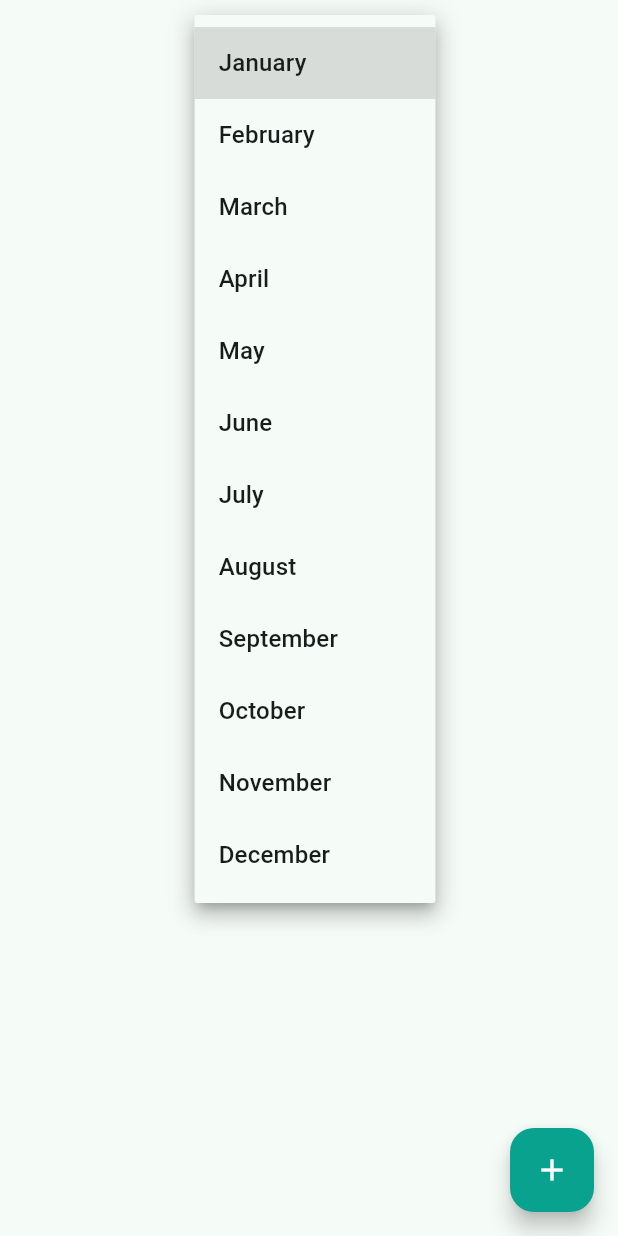
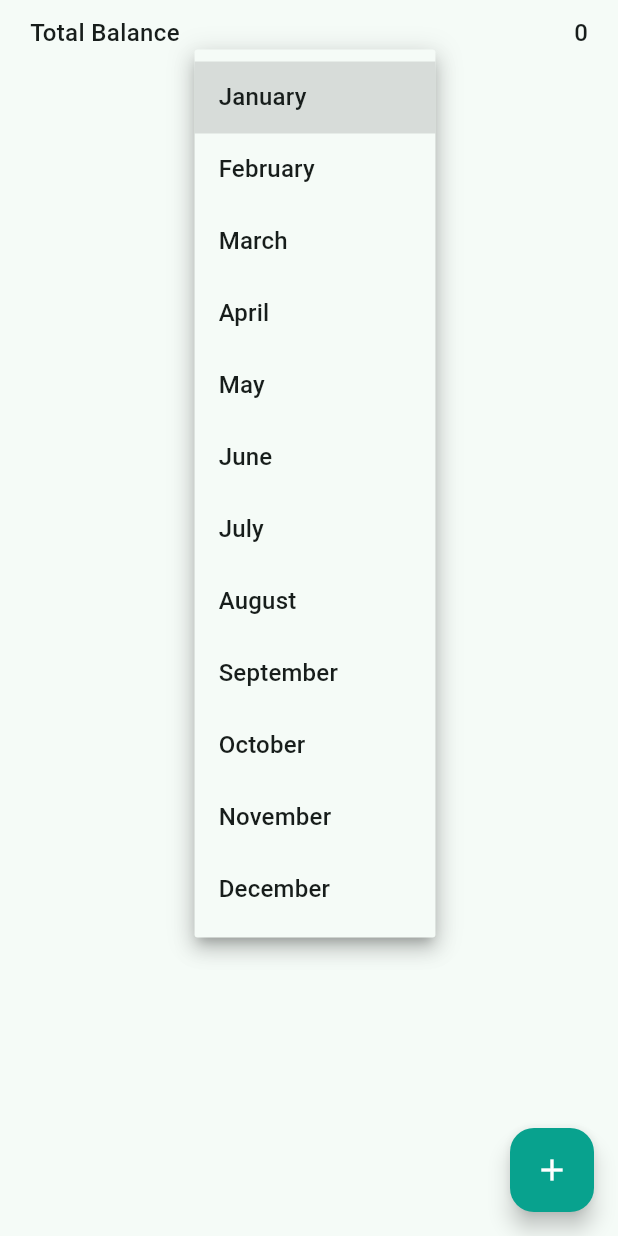
Before and after one commit to shabbirrajput/Expense-Tracker-Flutter, a Flutter app: the TabDashboard screen opened directly, after a tap on "Select Month", on a phone screen of 412 x 824 dp. Run offline on Flutter 3.47's test engine with Material 2 defaults, Android fonts, the phone set to English and light mode, and no system bars; our stand-ins replace firebase_auth, firebase_core, fluttertoast, pie_chart, shared_preferences, sqflite; accounts and stored records are empty.

Commit message:
Total Amount In Tab Dashboard ---> Done

```diff
--- a/lib/core/app_string.dart
+++ b/lib/core/app_string.dart
@@ -62,4 +62,6 @@ class AppString {
   static const textPaymentMethod = 'PaymentMethod :';
   static const textStatus = 'Status :';
   static const textNotes = 'Note :';
+  static const textCheque = 'Cheque';
+  static const textTotalBalance = 'Total Balance';
 }
--- a/lib/screens/dashboard/tabs/tab_dashboard.dart
+++ b/lib/screens/dashboard/tabs/tab_dashboard.dart
@@ -20,6 +20,8 @@ class TabDashboard extends StatefulWidget {
 class _TabDashboardState extends State<TabDashboard> {
   late DbHelper dbHelper;
   List<AddDataModel> mAddDataModel = [];
+  dynamic totalIncome = 0;
+  dynamic totalExpense = 0;
 
   String dropDownValue = '';
   Map<String, double> dataMap = {};
@@ -45,10 +47,23 @@ class _TabDashboardState extends State<TabDashboard> {
     setState(() {});
     for (int i = 0; i < mAddDataModel.length; i++) {
       Map<String, double> tempDataMap = {
+        if (mAddDataModel[i].type! == AppString.textExpense)
           mAddDataModel[i].category!: 10,
       };
       dataMap.addAll(tempDataMap);
+      if (mAddDataModel[i].type == AppString.textIncome) {
+        setState(() {
+          totalIncome = totalIncome + mAddDataModel[i].amount!;
+        });
+        debugPrint('totalIncome = ${totalIncome + mAddDataModel[i].amount!}');
+      } else {
+        totalExpense = totalExpense + mAddDataModel[i].amount!;
       }
+    }
+    /*  for (int i = 0; i < mAddDataModel.length; i++) {
+      print('object');
+
+    }*/
   }
 
   removeData(int index) async {
@@ -79,36 +94,6 @@ class _TabDashboardState extends State<TabDashboard> {
           color: AppColors.colorWhite,
         ),
       ),
-/*      bottomNavigationBar: BottomAppBar(
-        child: Row(
-          mainAxisAlignment: MainAxisAlignment.end,
-          children: [
-            Padding(
-              padding: const EdgeInsets.only(
-                  right: Dimens.margin10, bottom: Dimens.margin10),
-              child: ElevatedButton(
-                onPressed: () {
-                  Navigator.push(
-                      context,
-                      MaterialPageRoute(
-                          builder: (context) => ScreenAddData(
-                                onAddData: () {
-                                  initData();
-                                },
-                              )));
-                },
-                style: ElevatedButton.styleFrom(
-                  shape: const CircleBorder(),
-                  padding: const EdgeInsets.all(Dimens.margin20),
-                  backgroundColor: AppColors.colorPrimary,
-                  foregroundColor: AppColors.colorWhite,
-                ),
-                child: const Icon(Icons.add, color: AppColors.colorWhite),
-              ),
-            ),
-          ],
-        ),
-      ),*/
       body: SingleChildScrollView(
         child: Padding(
           padding: const EdgeInsets.symmetric(horizontal: Dimens.margin20),
@@ -116,6 +101,23 @@ class _TabDashboardState extends State<TabDashboard> {
             children: [
               const SizedBox(
                 height: Dimens.margin10,
+              ),
+              Row(
+                mainAxisAlignment: MainAxisAlignment.spaceBetween,
+                children: [
+                  const Text(
+                    AppString.textTotalBalance,
+                    style: TextStyle(
+                        fontWeight: FontWeight.w500,
+                        fontSize: Dimens.textSize16),
+                  ),
+                  Text(
+                    "${totalIncome - totalExpense}",
+                    style: const TextStyle(
+                        fontWeight: FontWeight.w500,
+                        fontSize: Dimens.textSize16),
+                  ),
+                ],
               ),
               Row(
                 mainAxisAlignment: MainAxisAlignment.center,
@@ -273,6 +275,7 @@ class _TabDashboardState extends State<TabDashboard> {
                           const SizedBox(
                             height: Dimens.margin10,
                           ),
+                          if (item.paymentMethod == AppString.textCheque)
                             Row(
                               mainAxisAlignment: MainAxisAlignment.spaceBetween,
                               children: [
@@ -287,6 +290,7 @@ class _TabDashboardState extends State<TabDashboard> {
                                 ),
                               ],
                             ),
+                          if (item.paymentMethod == AppString.textCheque)
                             const SizedBox(
                               height: Dimens.margin10,
                             ),
--- a/lib/screens/dashboard/tabs/widget/screen_add_data.dart
+++ b/lib/screens/dashboard/tabs/widget/screen_add_data.dart
@@ -68,9 +68,10 @@ class _ScreenAddDataState extends State<ScreenAddData> {
       alertDialog("Please Select Category");
     } else if (addPaymentMethod.isEmpty) {
       alertDialog("Please Select Payment Method");
-    } else if (addStatus.isEmpty) {
+    } /* else if (addStatus.isEmpty) {
       alertDialog("Please Select Status");
-    } else if (addNote.isEmpty) {
+    }*/
+    else if (addNote.isEmpty) {
       alertDialog("Please Enter Note");
     } else {
       AddDataModel mAddDataModel = AddDataModel();
@@ -326,7 +327,7 @@ class _ScreenAddDataState extends State<ScreenAddData> {
                               child: Column(
                                 mainAxisAlignment: MainAxisAlignment.start,
                                 children: [
-                                  /*GridView.builder(
+                                  GridView.builder(
                                     shrinkWrap: true,
                                     physics: const ScrollPhysics(),
                                     itemCount: mAddDataModel.length,
@@ -338,7 +339,8 @@ class _ScreenAddDataState extends State<ScreenAddData> {
                                     itemBuilder:
                                         (BuildContext context, int index) {
                                       AddDataModel item = mAddDataModel[index];
-                                  print('Length---> ${mAddDataModel.length}');
+                                      print(
+                                          'Length---> ${mAddDataModel.length}');
                                       debugPrint(
                                           'object ---> ${mAddDataModel[index].addDataUserId}');
 
@@ -351,8 +353,8 @@ class _ScreenAddDataState extends State<ScreenAddData> {
                                         ],
                                       );
                                     },
-                              ),*/
-                                  GridView.builder(
+                                  ),
+                                  /*GridView.builder(
                                     shrinkWrap: true,
                                     physics: const ScrollPhysics(),
                                     itemCount: mAddDataModel.length,
@@ -389,7 +391,7 @@ class _ScreenAddDataState extends State<ScreenAddData> {
                                         );
                                       });
                                     },
-                                  ),
+                                  ),*/
                                   /* const SizedBox(
                                 height: Dimens.margin20,
                               ),*/
@@ -415,7 +417,7 @@ class _ScreenAddDataState extends State<ScreenAddData> {
                           });
                         },*/
                         enabled: false,
-                        // controller: categoryController,
+                        controller: categoryController,
                         keyboardType: TextInputType.multiline,
                         style: const TextStyle(color: AppColors.colorBlack),
                         decoration: InputDecoration(
@@ -554,6 +556,7 @@ class _ScreenAddDataState extends State<ScreenAddData> {
               const SizedBox(
                 height: Dimens.margin18,
               ),
+              if (paymentController.text == AppString.textCheque)
                 FormField<String>(
                   builder: (FormFieldState<String> state) {
                     return InputDecorator(
```
Lines whose indentation alone changed are shown as unchanged.
